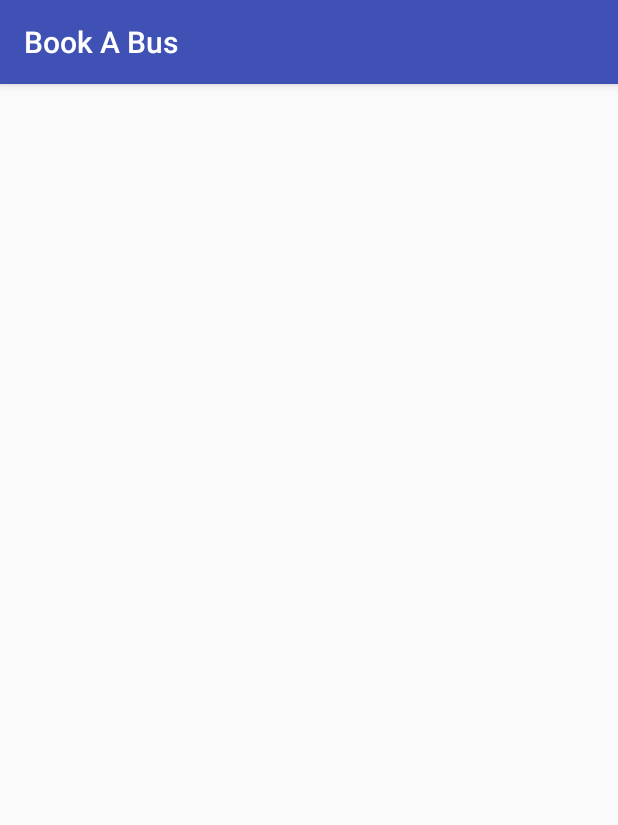
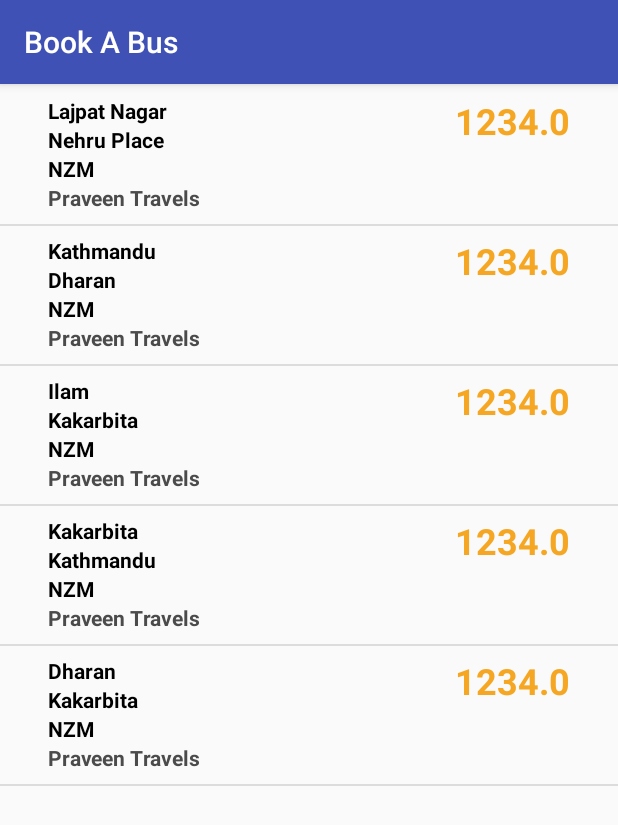
Before and after one commit to switchkiller/bookabus, an Android app: the screen it shows after launch (Result), on a phone screen of 412 x 824 dp. Shown: the top 825 px of the screen. Run offline under Robolectric (Android 15) with nearby library versions, the phone set to English and light mode, and no system bars; our stand-ins replace Volley; network calls fail.

Commit message:
Minor changes, adding custom item decoration for recycler view.

```diff
--- a/app/build.gradle
+++ b/app/build.gradle
@@ -16,10 +16,6 @@ android {
             proguardFiles getDefaultProguardFile('proguard-android.txt'), 'proguard-rules.pro'
         }
     }
-    repositories{
-        mavenCentral()
-        maven { url 'https://maven.google.com' }
-    }
 }
 
 dependencies {
--- /dev/null
+++ b/app/src/main/java/com/develop/everest/bookabus/DividerItemDecoration.java
@@ -0,0 +1,51 @@
+package com.develop.everest.bookabus;
+
+import android.content.Context;
+import android.content.res.TypedArray;
+import android.graphics.Canvas;
+import android.graphics.drawable.Drawable;
+import android.support.v4.content.ContextCompat;
+import android.support.v7.widget.RecyclerView;
+import android.view.View;
+
+public class DividerItemDecoration extends RecyclerView.ItemDecoration {
+
+    private static final int[] ATTRS = new int[]{android.R.attr.listDivider};
+
+    private Drawable divider;
+
+    /**
+     * Default divider will be used
+     */
+    public DividerItemDecoration(Context context) {
+        final TypedArray styledAttributes = context.obtainStyledAttributes(ATTRS);
+        divider = styledAttributes.getDrawable(0);
+        styledAttributes.recycle();
+    }
+
+    /**
+     * Custom divider will be used
+     */
+    public DividerItemDecoration(Context context, int resId) {
+        divider = ContextCompat.getDrawable(context, resId);
+    }
+
+    @Override
+    public void onDraw(Canvas c, RecyclerView parent, RecyclerView.State state) {
+        int left = parent.getPaddingLeft();
+        int right = parent.getWidth() - parent.getPaddingRight();
+
+        int childCount = parent.getChildCount();
+        for (int i = 0; i < childCount; i++) {
+            View child = parent.getChildAt(i);
+
+            RecyclerView.LayoutParams params = (RecyclerView.LayoutParams) child.getLayoutParams();
+
+            int top = child.getBottom() + params.bottomMargin;
+            int bottom = top + divider.getIntrinsicHeight();
+
+            divider.setBounds(left, top, right, bottom);
+            divider.draw(c);
+        }
+    }
+}
--- a/app/src/main/java/com/develop/everest/bookabus/Result.java
+++ b/app/src/main/java/com/develop/everest/bookabus/Result.java
@@ -2,6 +2,7 @@ package com.develop.everest.bookabus;
 
 import android.support.v7.app.AppCompatActivity;
 import android.os.Bundle;
+import android.support.v7.widget.LinearLayoutManager;
 import android.support.v7.widget.RecyclerView;
 import android.util.Log;
 
@@ -21,6 +22,8 @@ import java.util.ArrayList;
 public class Result extends AppCompatActivity {
     private static final String URL_PRODUCTS = "http://192.168.1.7/MyApi/Api.php";
     private static final String TAG = "Result";
+
+    private static final int VERTICAL_ITEM_SPACE = 48;
     ArrayList<Bus> BusList;
     RecyclerView recycleView;
 
@@ -28,9 +31,21 @@ public class Result extends AppCompatActivity {
     protected void onCreate(Bundle savedInstanceState) {
         super.onCreate(savedInstanceState);
         setContentView(R.layout.activity_result);
-        recycleView = (RecyclerView) findViewById(R.id.recylcerView);
+
+        // Recycler View
+        recycleView = findViewById(R.id.recylcerView);
+        recycleView.setLayoutManager(new LinearLayoutManager(this));
+        // Adding decoration to recyclerview
+//        recycleView.addItemDecoration(new VerticalSpaceItemDecoration(VERTICAL_ITEM_SPACE));
+        recycleView.addItemDecoration(new DividerItemDecoration(this));
+
+        // Define Array list of Bus. We will feed it to adapter. Then adapter will feed it to recycler view
+        BusList = new ArrayList<>();
+
+        //Use volley for handling new JSON request
         RequestQueue queue = Volley.newRequestQueue(this);
-        BusList = new ArrayList<>();
+
+        // Method to handle JSON response
         StringRequest stringRequest = new StringRequest(Request.Method.GET, URL_PRODUCTS,
                 new Response.Listener<String>() {
                     @Override
@@ -62,13 +77,22 @@ public class Result extends AppCompatActivity {
                 Log.v(TAG, "Received an exception");
             }
         });
-        BusList.add(new Bus(1,"Dharan", "Kathmandu","Barun","NZM",1234.00));
-        BusList.add(new Bus(2,"Dharan", "Kathmandu","Barun","NZM",1234.00));
-        BusList.add(new Bus(3,"Dharan", "Kathmandu","Barun","NZM",1234.00));
-        BusList.add(new Bus(4,"Dharan", "Kathmandu","Barun","NZM",1234.00));
-        BusList.add(new Bus(5,"Dharan", "Kathmandu","Barun","NZM",1234.00));
+
+
+        // Dummy Data
+        BusList.add(new Bus(1,"Lajpat Nagar", "Nehru Place","Praveen Travels","NZM",1234.00));
+        BusList.add(new Bus(2,"Kathmandu", "Dharan","Praveen Travels","NZM",1234.00));
+        BusList.add(new Bus(3,"Ilam", "Kakarbita","Praveen Travels","NZM",1234.00));
+        BusList.add(new Bus(4,"Kakarbita", "Kathmandu","Praveen Travels","NZM",1234.00));
+        BusList.add(new Bus(5,"Dharan", "Kakarbita","Praveen Travels","NZM",1234.00));
+
+        // Passing BusList to BusAdapter
         BusAdapter adapter = new BusAdapter(Result.this, BusList);
+
+        // BusAdapter supplies data to RecyclerView
         recycleView.setAdapter(adapter);
+
+        // Volley makes operation in queue
         queue.add(stringRequest);
     }
 }
--- /dev/null
+++ b/app/src/main/res/drawable-v24/divider.xml
@@ -0,0 +1,6 @@
+<?xml version="1.0" encoding="utf-8"?>
+<shape xmlns:android="http://schemas.android.com/apk/res/android"
+    android:shape="rectangle">
+    <size android:height="1dp" />
+    <solid android:color="#ff992900" />
+</shape>
```
Also changed, not shown: app/src/main/java/com/develop/everest/bookabus/BusAdapter.java (+14 -0 lines), app/src/main/java/com/develop/everest/bookabus/VerticalSpaceItemDecoration.java (added, +20 -0 lines), app/src/main/res/layout/bus_item.xml (+4 -17 lines).
